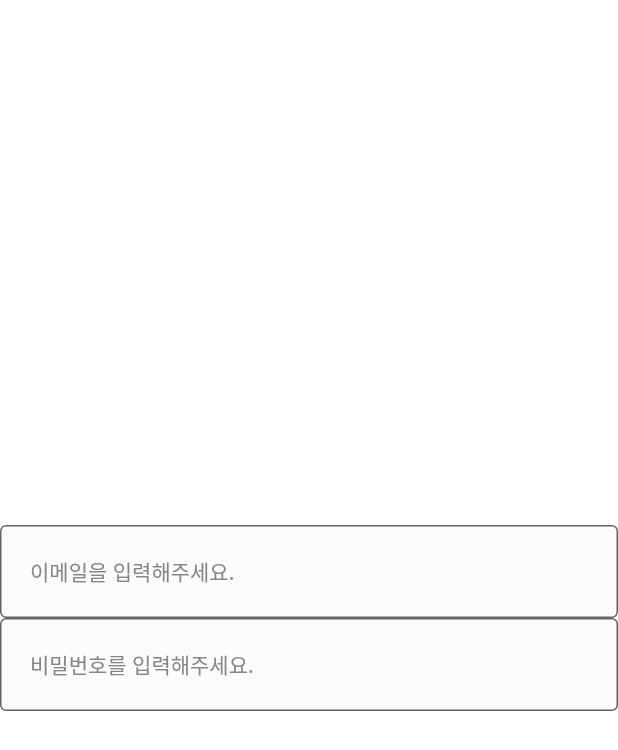
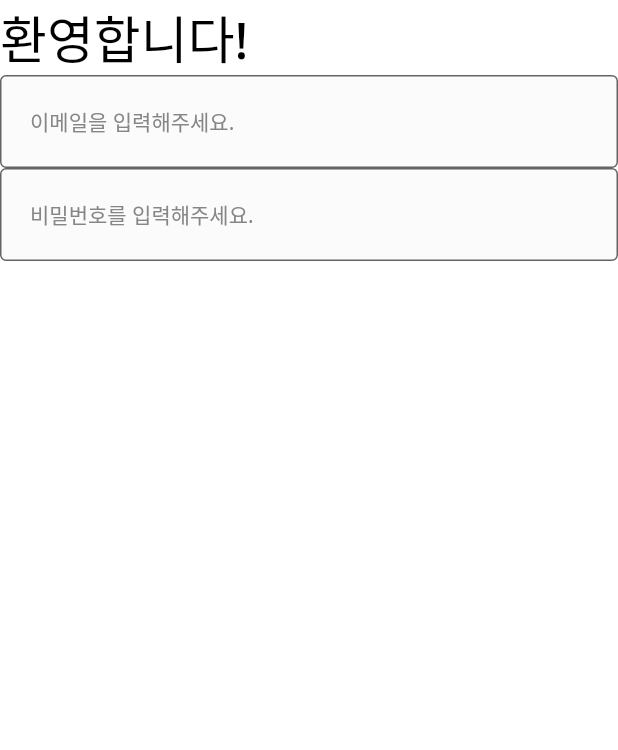
Before and after one commit to jincrates/flutter-do-dipping, a Flutter app: the screen it shows after launch, on a phone screen of 412 x 824 dp. Shown: the top 750 px of the screen. Run offline on Flutter 3.47's test engine with Material 2 defaults, Android fonts, the phone set to English and light mode, and no system bars.

```diff
--- a/lib/user/view/login_screen.dart
+++ b/lib/user/view/login_screen.dart
@@ -8,9 +8,13 @@ class LoginScreen extends StatelessWidget {
   @override
   Widget build(BuildContext context) {
     return DefaultLayout(
+      child: SafeArea(
+        top: true,
+        bottom: false,
         child: Column(
-        mainAxisAlignment: MainAxisAlignment.center, //가운데 정렬
-        children: const [
+          crossAxisAlignment: CrossAxisAlignment.stretch,
+          children: [
+            _Title(),
             // cmd + shift + k: 키보드 타이핑 올라옴
             CustomTextFormField(
               hintText: '이메일을 입력해주세요.',
@@ -23,6 +27,23 @@ class LoginScreen extends StatelessWidget {
             ),
           ],
         ),
+      ),
     );
   }
 }
+
+class _Title extends StatelessWidget {
+  const _Title({Key? key}) : super(key: key);
+
+  @override
+  Widget build(BuildContext context) {
+    return const Text(
+      '환영합니다!',
+      style: TextStyle(
+        fontSize: 34,
+        fontWeight: FontWeight.w500,
+        color: Colors.black,
+      ),
+    );
+  }
+}
```
Lines whose indentation alone changed are shown as unchanged.
